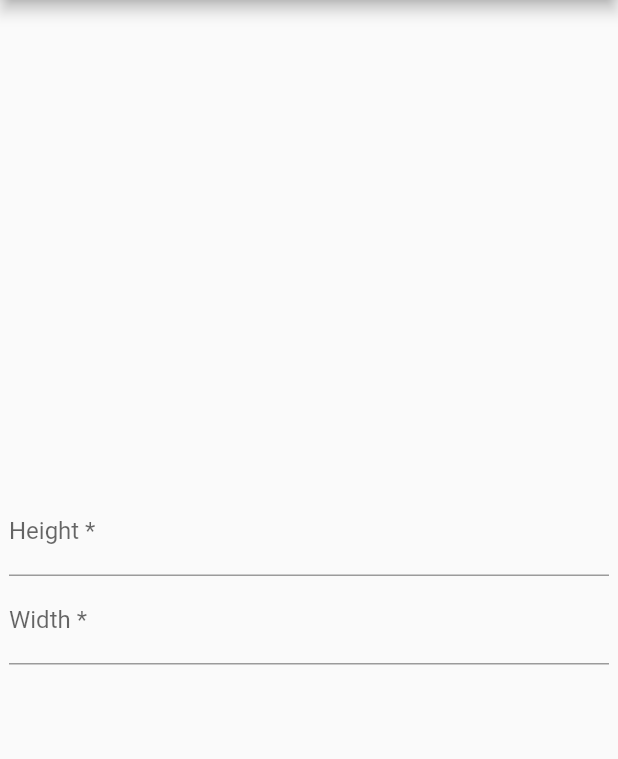
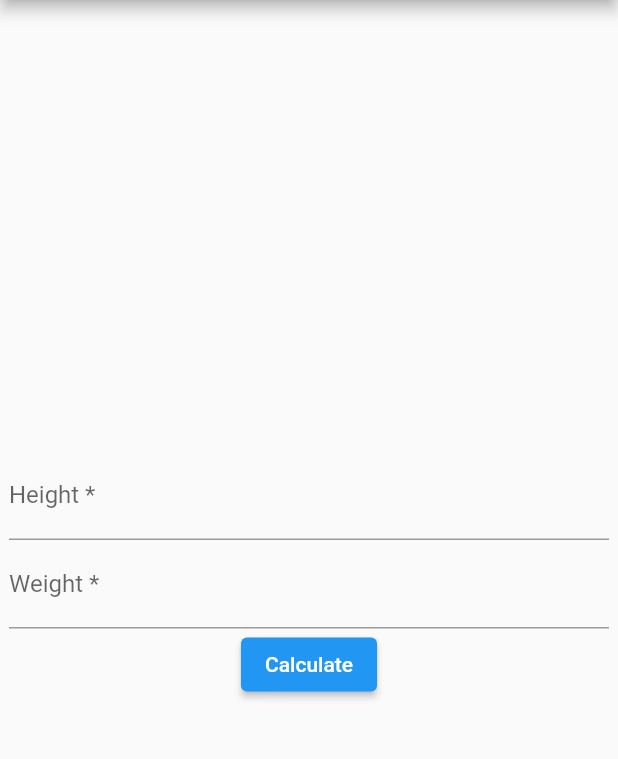
Before and after one commit to fullyonline/SOM_BMI_Calculator, a Flutter app: the BmiInput screen opened directly, on a phone screen of 412 x 824 dp, the part 84-843 px from its top. Run offline on Flutter 3.47's test engine with Material 2 defaults, Android fonts, the phone set to English and light mode, and no system bars.

Commit message:
added the BMIInput

```diff
--- a/lib/bmiInput.dart
+++ b/lib/calculator/BMIInput.dart
@@ -1,5 +1,7 @@
-import 'package:flutter/cupertino.dart';
+import 'package:bmi_calculator/services/BmiDto.dart';
 import 'package:flutter/material.dart';
+
+import 'BMIResult.dart';
 
 class BmiInput extends StatefulWidget {
   const BmiInput({super.key});
@@ -13,13 +15,13 @@ class BmiInput extends StatefulWidget {
 class BmiInputState extends State<BmiInput> {
   final _formKey = GlobalKey<FormState>();
   final heightController = TextEditingController();
-  final widthController = TextEditingController();
+  final weightController = TextEditingController();
 
   @override
   void dispose() {
     // Clean up the controller when the widget is disposed.
     heightController.dispose();
-    widthController.dispose();
+    weightController.dispose();
     super.dispose();
   }
 
@@ -50,14 +52,29 @@ class BmiInputState extends State<BmiInput> {
                 ),
                 TextFormField(
                   decoration: const InputDecoration(
-                    hintText: 'Width in cm',
-                    labelText: 'Width *',
+                    hintText: 'Weight in kg',
+                    labelText: 'Weight *',
                   ),
-                  controller: widthController,
+                  controller: weightController,
                   validator: (String? value) {
                     return (value != null && value.isNotEmpty && double.tryParse(value) != null) ? null : "Enter valid number";
                   },
-                )
+                ),
+                  ElevatedButton(
+                    onPressed: () {
+                      int? height = int.tryParse(heightController.value.text);
+                      int? weight = int.tryParse(weightController.value.text);
+                      if (_formKey.currentState!.validate() && height != null && weight != null) {
+                        Navigator.of(context).push(MaterialPageRoute(builder: (context) => BMIResult(bmiDto: BmiDto(height, weight))));
+                      }
+                      else{
+                        ScaffoldMessenger.of(context).showSnackBar(
+                          const SnackBar(content: Text('Please fill in the width and height.')),
+                        );
+                      }
+                    },
+                    child: const Text('Calculate'),
+                  ),
               ],
             ),
           )
```
